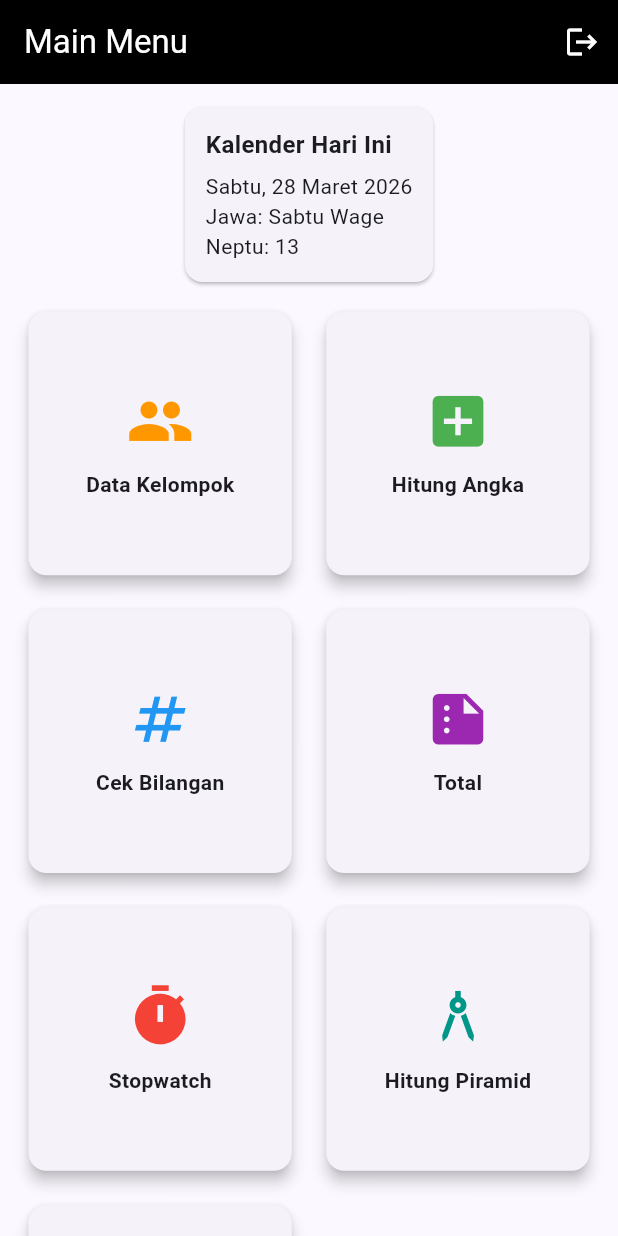
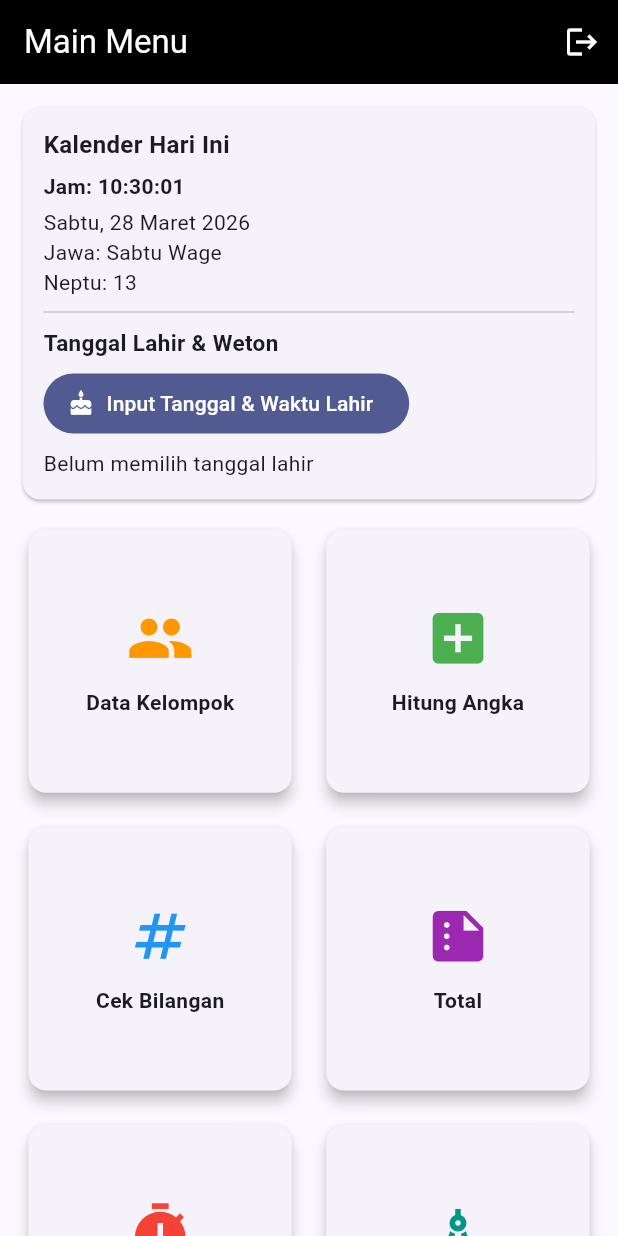
Before and after one commit to atlet12/Tugas-Kelompok-TPM, a Flutter app: the MainMenu screen opened directly, on a phone screen of 412 x 824 dp. Run offline on Flutter 3.47's test engine with Material 3 defaults, Android fonts, the phone set to English and light mode, and no system bars.

Commit message:
Update main menu page

```diff
--- a/tugaskelompok1/lib/pages/main_menu.dart
+++ b/tugaskelompok1/lib/pages/main_menu.dart
@@ -1,3 +1,5 @@
+import 'dart:async';
+
 import 'package:flutter/material.dart';
 import 'login_page.dart';
 import 'data_kelompok.dart';
@@ -17,7 +19,109 @@ class MainMenu extends StatefulWidget {
 }
 
 class _MainMenuState extends State<MainMenu> {
-  final DateTime _selectedDate = DateTime.now();
+  DateTime _now = DateTime.now();
+  late final Timer _clockTimer;
+  DateTime? _birthDate;
+
+  @override
+  void initState() {
+    super.initState();
+    _clockTimer = Timer.periodic(const Duration(seconds: 1), (_) {
+      if (!mounted) return;
+      setState(() {
+        _now = DateTime.now();
+      });
+    });
+  }
+
+  @override
+  void dispose() {
+    _clockTimer.cancel();
+    super.dispose();
+  }
+
+  String _twoDigits(int value) => value.toString().padLeft(2, '0');
+
+  Future<void> _pickBirthDate() async {
+    final pickedDate = await showDatePicker(
+      context: context,
+      initialDate: _birthDate ?? DateTime(2000, 1, 1),
+      firstDate: DateTime(1900),
+      lastDate: DateTime.now(),
+    );
+
+    if (pickedDate == null || !mounted) return;
+
+    final initialTime =
+        _birthDate != null
+            ? TimeOfDay(hour: _birthDate!.hour, minute: _birthDate!.minute)
+            : const TimeOfDay(hour: 0, minute: 0);
+
+    final pickedTime = await showTimePicker(
+      context: context,
+      initialTime: initialTime,
+      helpText: 'Pilih Jam & Menit Lahir',
+    );
+
+    if (pickedTime == null || !mounted) return;
+
+    final initialSecond = _birthDate?.second ?? 0;
+    final pickedSecond = await showDialog<int>(
+      context: context,
+      builder: (dialogContext) {
+        int selectedSecond = initialSecond;
+        return AlertDialog(
+          title: const Text('Pilih Detik Lahir'),
+          content: StatefulBuilder(
+            builder: (context, setDialogState) {
+              return DropdownButton<int>(
+                value: selectedSecond,
+                isExpanded: true,
+                items: List.generate(60, (i) {
+                  return DropdownMenuItem<int>(
+                    value: i,
+                    child: Text(_twoDigits(i)),
+                  );
+                }),
+                onChanged: (value) {
+                  if (value == null) return;
+                  setDialogState(() {
+                    selectedSecond = value;
+                  });
+                },
+              );
+            },
+          ),
+          actions: [
+            TextButton(
+              onPressed: () => Navigator.of(dialogContext).pop(),
+              child: const Text('Batal'),
+            ),
+            FilledButton(
+              onPressed:
+                  () => Navigator.of(dialogContext).pop(selectedSecond),
+              child: const Text('Pilih'),
+            ),
+          ],
+        );
+      },
+    );
+
+    if (pickedSecond == null) return;
+
+    final result = DateTime(
+      pickedDate.year,
+      pickedDate.month,
+      pickedDate.day,
+      pickedTime.hour,
+      pickedTime.minute,
+      pickedSecond,
+    );
+
+    setState(() {
+      _birthDate = result;
+    });
+  }
 
   @override
   Widget build(BuildContext context) {
@@ -93,9 +197,38 @@ class _MainMenuState extends State<MainMenu> {
                     style: TextStyle(fontSize: 16, fontWeight: FontWeight.bold),
                   ),
                   const SizedBox(height: 6),
-                  Text(JawaCalendarUtils.formatMasehi(_selectedDate)),
-                  Text('Jawa: ${JawaCalendarUtils.formatJawa(_selectedDate)}'),
-                  Text('Neptu: ${JawaCalendarUtils.neptuTotal(_selectedDate)}'),
+                  Text(
+                    'Jam: ${_twoDigits(_now.hour)}:${_twoDigits(_now.minute)}:${_twoDigits(_now.second)}',
+                    style: const TextStyle(fontWeight: FontWeight.w600),
+                  ),
+                  const SizedBox(height: 4),
+                  Text(JawaCalendarUtils.formatMasehi(_now)),
+                  Text('Jawa: ${JawaCalendarUtils.formatJawa(_now)}'),
+                  Text('Neptu: ${JawaCalendarUtils.neptuTotal(_now)}'),
+                  const Divider(height: 20),
+                  const Text(
+                    'Tanggal Lahir & Weton',
+                    style: TextStyle(fontSize: 15, fontWeight: FontWeight.bold),
+                  ),
+                  const SizedBox(height: 6),
+                  FilledButton.icon(
+                    onPressed: _pickBirthDate,
+                    icon: const Icon(Icons.cake),
+                    label: const Text('Input Tanggal & Waktu Lahir'),
+                  ),
+                  const SizedBox(height: 6),
+                  if (_birthDate == null)
+                    const Text('Belum memilih tanggal lahir')
+                  else ...[
+                    Text(
+                      'Tanggal Lahir: ${JawaCalendarUtils.formatMasehi(_birthDate!)}',
+                    ),
+                    Text(
+                      'Waktu Lahir: ${_twoDigits(_birthDate!.hour)}:${_twoDigits(_birthDate!.minute)}:${_twoDigits(_birthDate!.second)}',
+                    ),
+                    Text('Weton: ${JawaCalendarUtils.formatJawa(_birthDate!)}'),
+                    Text('Neptu Weton: ${JawaCalendarUtils.neptuTotal(_birthDate!)}'),
+                  ],
                 ],
               ),
             ),
```
